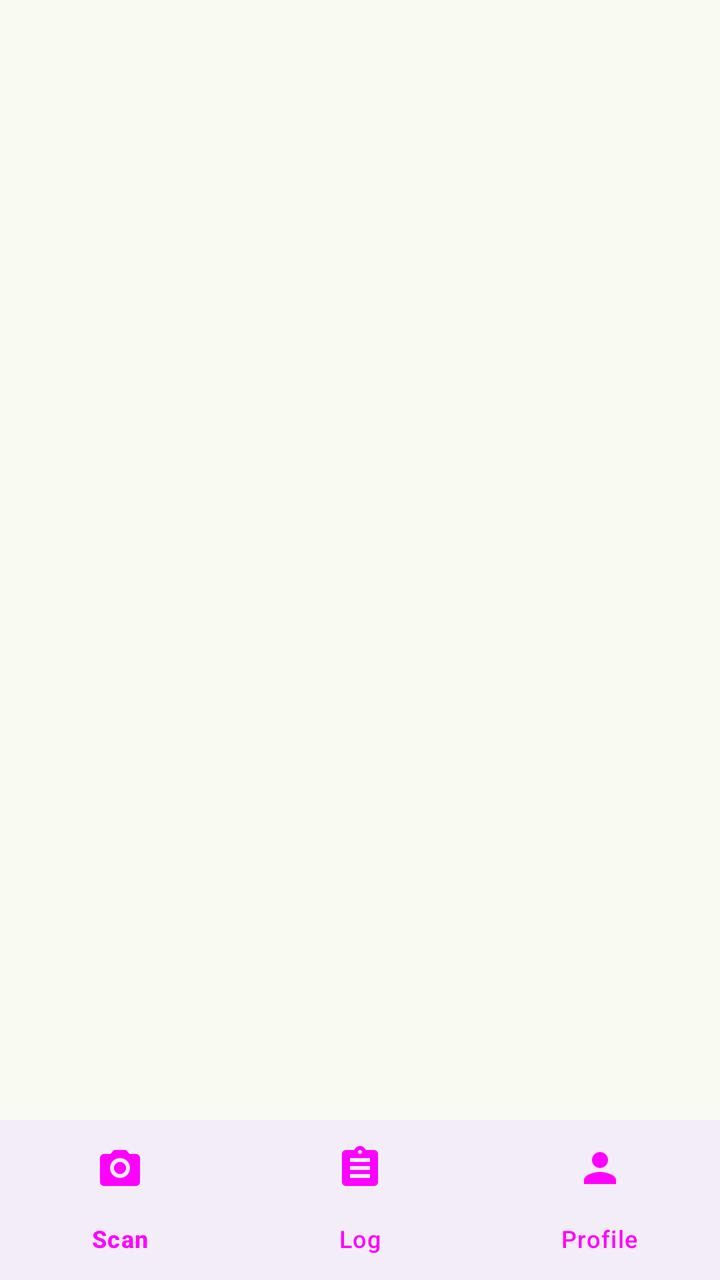
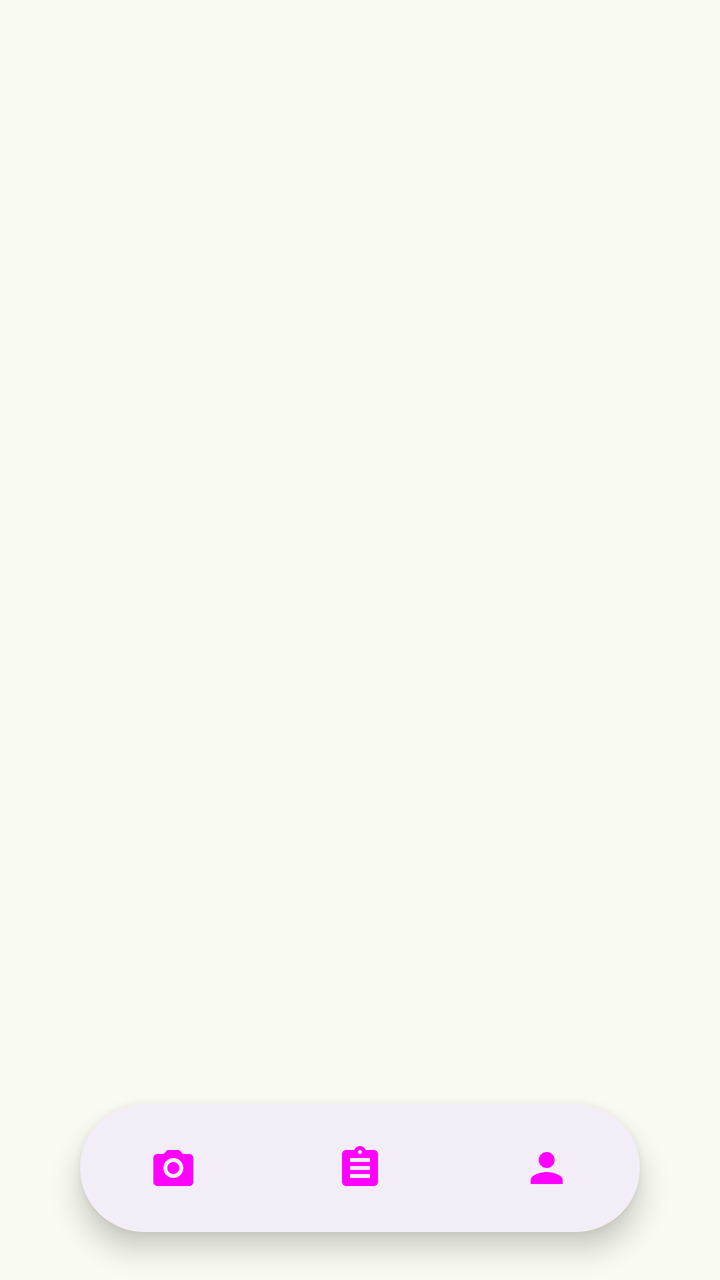

An Android layout rendered at two revisions. The XML below is the earlier revision; the diff shows what the commit changed to produce the second picture.
<!-- AndroidManifest.xml: application theme Theme.ScaScan -->
<!-- res/layout/fragment_main.xml -->
<?xml version="1.0" encoding="utf-8"?>
<LinearLayout
    xmlns:android="http://schemas.android.com/apk/res/android"
    xmlns:app="http://schemas.android.com/apk/res-auto"
    android:layout_width="match_parent"
    android:layout_height="match_parent"
    android:orientation="vertical"
    android:background="?android:colorBackground">

    <androidx.viewpager2.widget.ViewPager2
        android:id="@+id/viewPager"
        android:layout_width="match_parent"
        android:layout_height="0dp"
        android:layout_weight="1" />

    <com.google.android.material.progressindicator.LinearProgressIndicator
        android:id="@+id/analysisProgress"
        android:layout_width="match_parent"
        android:layout_height="4dp"
        android:indeterminate="true"
        android:visibility="gone"
        app:trackCornerRadius="0dp" />

    <com.google.android.material.bottomnavigation.BottomNavigationView
        android:id="@+id/bottomNav"
        android:layout_width="match_parent"
        android:layout_height="wrap_content"
        app:menu="@menu/bottom_nav_menu" />

</LinearLayout>
<!-- resources referenced by this layout -->
<resources>
  <color name="colorPrimary">#386A20</color>
  <color name="colorOnPrimary">#FFFFFF</color>
  <color name="colorBackground">#F9FBF2</color>
  <style name="ShapeAppearance.App.Pill" parent="">
          <item name="cornerFamily">rounded</item>
          <item name="cornerSize">50%</item>
      </style>
  <style name="ShapeAppearance.App.LargeRounded" parent="">
          <item name="cornerFamily">rounded</item>
          <item name="cornerSize">28dp</item>
      </style>
  <style name="Widget.App.Button" parent="Widget.Material3.Button">
          <item name="shapeAppearance">@style/ShapeAppearance.App.Pill</item>
          <item name="android:paddingStart">24dp</item>
          <item name="android:paddingEnd">24dp</item>
      </style>
  <style name="Widget.App.Button.Outlined" parent="Widget.Material3.Button.OutlinedButton">
          <item name="shapeAppearance">@style/ShapeAppearance.App.Pill</item>
          <item name="android:paddingStart">24dp</item>
          <item name="android:paddingEnd">24dp</item>
      </style>
  <style name="Widget.App.FloatingActionButton" parent="Widget.Material3.FloatingActionButton.Large.Primary">
          <item name="shapeAppearance">@style/ShapeAppearance.App.Pill</item>
      </style>
  <style name="Widget.App.ExtendedFab" parent="Widget.Material3.ExtendedFloatingActionButton.Primary">
          <item name="shapeAppearance">@style/ShapeAppearance.App.Pill</item>
      </style>
  <style name="Widget.App.Card" parent="Widget.Material3.CardView.Filled">
          <item name="shapeAppearance">@style/ShapeAppearance.App.LargeRounded</item>
          <item name="cardElevation">0dp</item>
          <item name="strokeWidth">0dp</item>
      </style>
  <!-- unchanged entries left out for length: 1 -->
</resources>

<!-- the commit's change to res/layout/fragment_main.xml (unified diff, before → after) -->
@@ -1,17 +1,19 @@
 <?xml version="1.0" encoding="utf-8"?>
-<LinearLayout
+<androidx.constraintlayout.widget.ConstraintLayout
     xmlns:android="http://schemas.android.com/apk/res/android"
     xmlns:app="http://schemas.android.com/apk/res-auto"
     android:layout_width="match_parent"
     android:layout_height="match_parent"
-    android:orientation="vertical"
     android:background="?android:colorBackground">
 
     <androidx.viewpager2.widget.ViewPager2
         android:id="@+id/viewPager"
-        android:layout_width="match_parent"
+        android:layout_width="0dp"
         android:layout_height="0dp"
-        android:layout_weight="1" />
+        app:layout_constraintTop_toTopOf="parent"
+        app:layout_constraintBottom_toBottomOf="parent"
+        app:layout_constraintStart_toStartOf="parent"
+        app:layout_constraintEnd_toEndOf="parent" />
 
     <com.google.android.material.progressindicator.LinearProgressIndicator
         android:id="@+id/analysisProgress"
@@ -19,12 +21,109 @@
         android:layout_height="4dp"
         android:indeterminate="true"
         android:visibility="gone"
-        app:trackCornerRadius="0dp" />
+        app:trackCornerRadius="0dp"
+        app:layout_constraintTop_toTopOf="parent" />
 
-    <com.google.android.material.bottomnavigation.BottomNavigationView
-        android:id="@+id/bottomNav"
-        android:layout_width="match_parent"
-        android:layout_height="wrap_content"
-        app:menu="@menu/bottom_nav_menu" />
+    
+    <com.google.android.material.card.MaterialCardView
+        android:id="@+id/navCard"
+        android:layout_width="wrap_content"
+        android:layout_height="64dp"
+        android:layout_marginBottom="24dp"
+        app:cardCornerRadius="32dp"
+        app:cardElevation="8dp"
+        app:cardBackgroundColor="?attr/colorSurfaceContainer"
+        app:strokeWidth="0dp"
+        app:layout_constraintBottom_toBottomOf="parent"
+        app:layout_constraintStart_toStartOf="parent"
+        app:layout_constraintEnd_toEndOf="parent">
 
-</LinearLayout>
+        <LinearLayout
+            android:layout_width="280dp"
+            android:layout_height="match_parent"
+            android:orientation="horizontal"
+            android:gravity="center">
+
+            <FrameLayout
+                android:id="@+id/nav_home"
+                android:layout_width="0dp"
+                android:layout_height="match_parent"
+                android:layout_weight="1"
+                android:clickable="true"
+                android:focusable="true"
+                android:background="?attr/selectableItemBackgroundBorderless">
+
+                <View
+                    android:id="@+id/indicator_home"
+                    android:layout_width="64dp"
+                    android:layout_height="32dp"
+                    android:layout_gravity="center"
+                    android:background="@drawable/nav_indicator_background"
+                    android:visibility="invisible" />
+
+                <ImageView
+                    android:id="@+id/icon_home"
+                    android:layout_width="24dp"
+                    android:layout_height="24dp"
+                    android:layout_gravity="center"
+                    android:src="@drawable/ic_camera"
+                    app:tint="@color/nav_item_tint" />
+            </FrameLayout>
+
+            <FrameLayout
+                android:id="@+id/nav_log"
+                android:layout_width="0dp"
+                android:layout_height="match_parent"
+                android:layout_weight="1"
+                android:clickable="true"
+                android:focusable="true"
+                android:background="?attr/selectableItemBackgroundBorderless">
+
+                <View
+                    android:id="@+id/indicator_log"
+                    android:layout_width="64dp"
+                    android:layout_height="32dp"
+                    android:layout_gravity="center"
+                    android:background="@drawable/nav_indicator_background"
+                    android:visibility="invisible" />
+
+                <ImageView
+                    android:id="@+id/icon_log"
+                    android:layout_width="24dp"
+                    android:layout_height="24dp"
+                    android:layout_gravity="center"
+                    android:src="@drawable/ic_nav_log"
+                    app:tint="@color/nav_item_tint" />
+            </FrameLayout>
+
+            <FrameLayout
+                android:id="@+id/nav_profile"
+                android:layout_width="0dp"
+                android:layout_height="match_parent"
+                android:layout_weight="1"
+                android:clickable="true"
+                android:focusable="true"
+                android:background="?attr/selectableItemBackgroundBorderless">
+
+                <View
+                    android:id="@+id/indicator_profile"
+                    android:layout_width="64dp"
+                    android:layout_height="32dp"
+                    android:layout_gravity="center"
+                    android:background="@drawable/nav_indicator_background"
+                    android:visibility="invisible" />
+
+                <ImageView
+                    android:id="@+id/icon_profile"
+                    android:layout_width="24dp"
+                    android:layout_height="24dp"
+                    android:layout_gravity="center"
+                    android:src="@drawable/ic_nav_profile"
+                    app:tint="@color/nav_item_tint" />
+            </FrameLayout>
+
+        </LinearLayout>
+
+    </com.google.android.material.card.MaterialCardView>
+
+</androidx.constraintlayout.widget.ConstraintLayout>
<!-- resource entries referenced after the edit -->
@@ -1,5 +1,44 @@
 <!-- resources referenced by this layout -->
 <resources>
+  <!-- drawable ic_camera (drawable) -->
+  <?xml version="1.0" encoding="utf-8"?>
+  <vector xmlns:android="http://schemas.android.com/apk/res/android"
+      android:width="24dp"
+      android:height="24dp"
+      android:viewportWidth="24"
+      android:viewportHeight="24">
+      <path
+          android:fillColor="@android:color/white"
+          android:pathData="M20,5H16.83L15,3H9L7.17,5H4C2.9,5 2,5.9 2,7v12c0,1.1 0.9,2 2,2h16c1.1,0 2,-0.9 2,-2V7C22,5.9 21.1,5 20,5zM12,17c-2.76,0 -5,-2.24 -5,-5s2.24,-5 5,-5 5,2.24 5,5S14.76,17 12,17zM12,9c-1.66,0 -3,1.34 -3,3s1.34,3 3,3 3,-1.34 3,-3S13.66,9 12,9z" />
+  </vector>
+  <!-- drawable ic_nav_log (drawable) -->
+  <?xml version="1.0" encoding="utf-8"?>
+  <vector xmlns:android="http://schemas.android.com/apk/res/android"
+      android:width="24dp"
+      android:height="24dp"
+      android:viewportWidth="24"
+      android:viewportHeight="24">
+      <path
+          android:fillColor="@android:color/white"
+          android:pathData="M19,3H14.82C14.4,1.84 13.3,1 12,1C10.7,1 9.6,1.84 9.18,3H5C3.9,3 3,3.9 3,5v14c0,1.1 0.9,2 2,2h14c1.1,0 2,-0.9 2,-2V5C21,3.9 20.1,3 19,3zM12,3c0.55,0 1,0.45 1,1s-0.45,1 -1,1s-1,-0.45 -1,-1S11.45,3 12,3zM17,17H7v-2h10V17zM17,13H7v-2h10V13zM17,9H7V7h10V9z" />
+  </vector>
+  <!-- drawable ic_nav_profile (drawable) -->
+  <?xml version="1.0" encoding="utf-8"?>
+  <vector xmlns:android="http://schemas.android.com/apk/res/android"
+      android:width="24dp"
+      android:height="24dp"
+      android:viewportWidth="24"
+      android:viewportHeight="24">
+      <path
+          android:fillColor="@android:color/white"
+          android:pathData="M12,12c2.21,0 4,-1.79 4,-4S14.21,4 12,4S8,5.79 8,8S9.79,12 12,12zM12,14c-2.67,0 -8,1.34 -8,4v2h16v-2C20,15.34 14.67,14 12,14z" />
+  </vector>
+  <!-- drawable nav_indicator_background (drawable) -->
+  <?xml version="1.0" encoding="utf-8"?>
+  <shape xmlns:android="http://schemas.android.com/apk/res/android">
+      <solid android:color="?attr/colorPrimaryContainer" />
+      <corners android:radius="16dp" />
+  </shape>
   <color name="colorPrimary">#386A20</color>
   <color name="colorOnPrimary">#FFFFFF</color>
   <color name="colorBackground">#F9FBF2</color>
